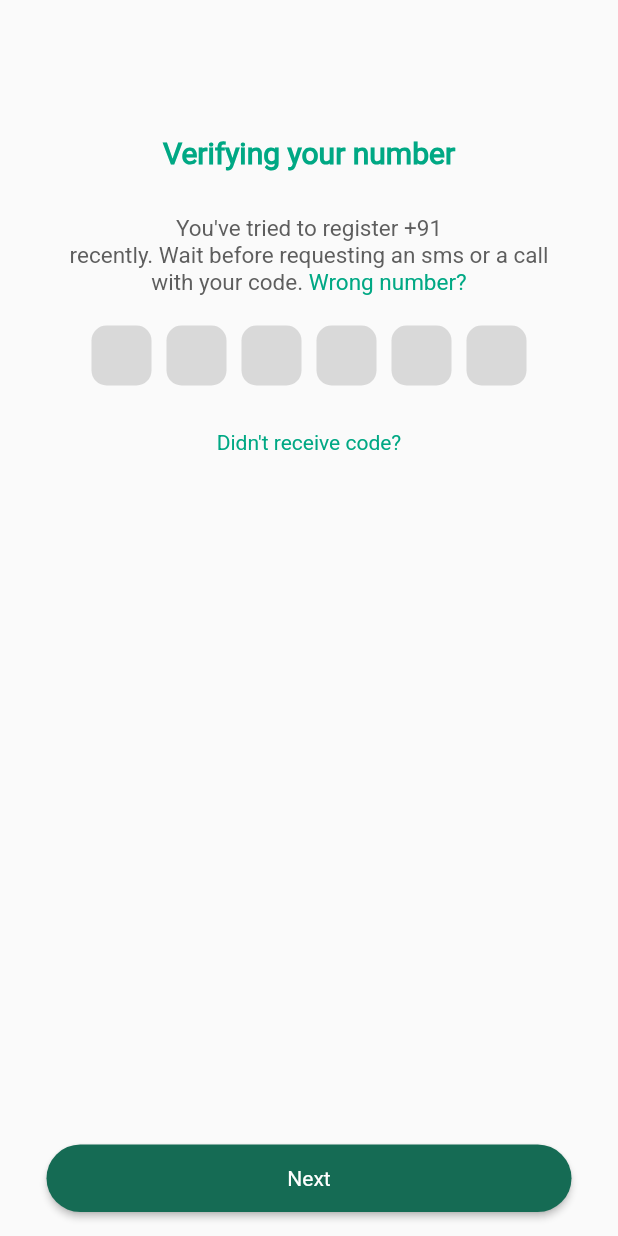
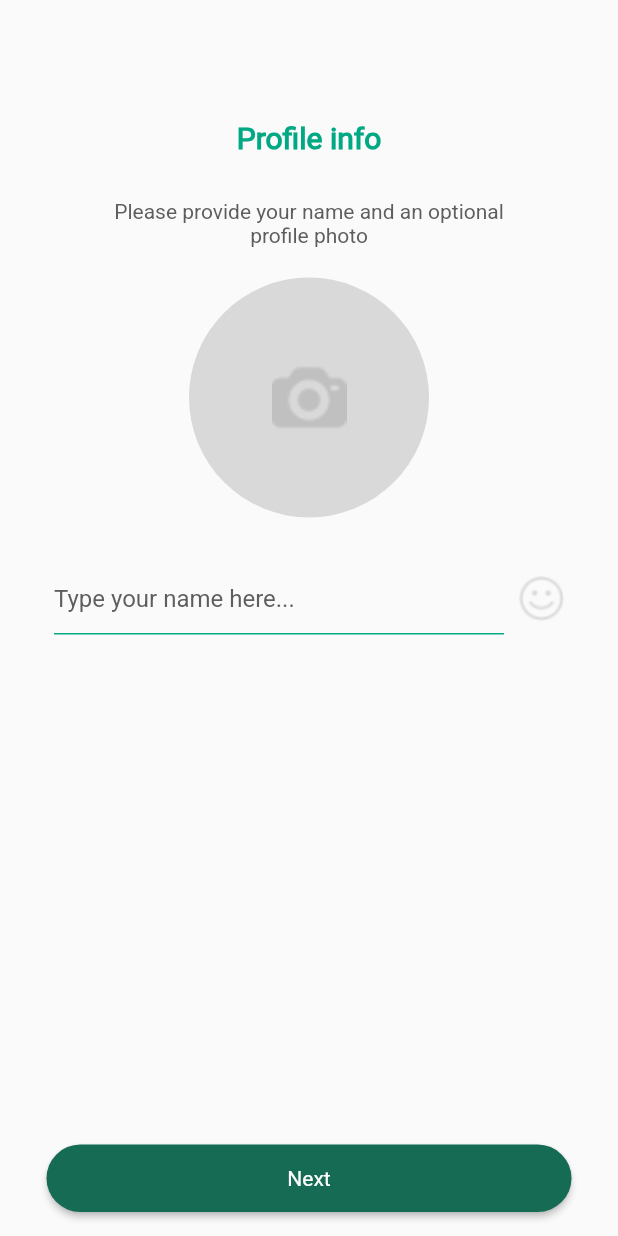
Before and after one commit to sujeet110206/WhatsApp-Clone, a Flutter app: the OTPScreen screen opened directly with empty values, after a tap on "Next", on a phone screen of 412 x 824 dp. Run offline on Flutter 3.47's test engine with Material 3 defaults, Android fonts, the phone set to English and light mode, and no system bars; our stand-ins replace image_picker.

Commit message:
Profile Screen Completed

```diff
--- a/lib/Screens/OTP/otpscreen.dart
+++ b/lib/Screens/OTP/otpscreen.dart
@@ -1,8 +1,8 @@
 import 'package:flutter/material.dart';
+import 'package:whatsapp_clone/Screens/Profile/profilescreen.dart';
 import 'package:whatsapp_clone/Widgets/uihelper.dart';
 
 class OTPScreen extends StatelessWidget {
-
   String phoneNumber;
 
   OTPScreen({required this.phoneNumber});
@@ -70,13 +70,23 @@ class OTPScreen extends StatelessWidget {
               ],
             ),
             SizedBox(height: 30),
-            UiHelper.CustomText(text: "Didn't receive code?", height: 14, color: Color(0XFF00A884)),
+            UiHelper.CustomText(
+              text: "Didn't receive code?",
+              height: 14,
+              color: Color(0XFF00A884),
+            ),
           ],
         ),
       ),
-      floatingActionButton: UiHelper.CustomButton(callback: () {
-
-      }, buttonname: "Next"),
+      floatingActionButton: UiHelper.CustomButton(
+        callback: () {
+          Navigator.push(
+            context,
+            MaterialPageRoute(builder: (context) => ProfileScreen()),
+          );
+        },
+        buttonname: "Next",
+      ),
       floatingActionButtonLocation: FloatingActionButtonLocation.centerFloat,
     );
   }
--- /dev/null
+++ b/lib/Screens/Profile/profilescreen.dart
@@ -0,0 +1,158 @@
+import 'dart:io';
+
+import 'package:flutter/material.dart';
+import 'package:image_picker/image_picker.dart';
+import 'package:whatsapp_clone/Widgets/uihelper.dart';
+
+class ProfileScreen extends StatefulWidget {
+  @override
+  State<ProfileScreen> createState() => _ProfileScreenState();
+}
+
+class _ProfileScreenState extends State<ProfileScreen> {
+  TextEditingController nameController = TextEditingController();
+
+  File? pickedImage;
+
+  @override
+  Widget build(BuildContext context) {
+    return Scaffold(
+      body: Center(
+        child: Column(
+          children: [
+            SizedBox(height: 80),
+            UiHelper.CustomText(
+              text: "Profile info",
+              height: 20,
+              color: Color(0XFF00A884),
+              fontweight: FontWeight.bold,
+            ),
+            SizedBox(height: 30),
+            UiHelper.CustomText(
+              text: "Please provide your name and an optional",
+              height: 14,
+            ),
+            UiHelper.CustomText(text: "profile photo", height: 14),
+            SizedBox(height: 20),
+            GestureDetector(
+              onTap: () {
+                _openBottom(context);
+              },
+              child: pickedImage == null? CircleAvatar(
+                radius: 80,
+                backgroundColor: Color(0XFFD9D9D9),
+                child: Image.asset(
+                  "assets/images/photo-camera 1.png",
+                  height: 50,
+                  fit: BoxFit.cover,
+                ),
+              ) : CircleAvatar(
+                radius: 80,
+                backgroundImage: FileImage(pickedImage!),
+              ),
+            ),
+            SizedBox(height: 30),
+            Row(
+              mainAxisAlignment: MainAxisAlignment.center,
+              children: [
+                SizedBox(
+                  width: 300,
+                  child: TextField(
+                    keyboardType: TextInputType.name,
+                    controller: nameController,
+                    decoration: InputDecoration(
+                      hintText: "Type your name here...",
+                      hintStyle: TextStyle(color: Color(0XFF5E5E5E)),
+                      border: UnderlineInputBorder(
+                        borderSide: BorderSide(color: Color(0XFF05AA82)),
+                      ),
+                      enabledBorder: UnderlineInputBorder(
+                        borderSide: BorderSide(color: Color(0XFF05AA82)),
+                      ),
+                      focusedBorder: UnderlineInputBorder(
+                        borderSide: BorderSide(color: Color(0XFF05AA82)),
+                      ),
+                    ),
+                  ),
+                ),
+                SizedBox(width: 10),
+                Image.asset("assets/images/happy-face 1.png"),
+              ],
+            ),
+          ],
+        ),
+      ),
+      floatingActionButton: UiHelper.CustomButton(
+        callback: () {},
+        buttonname: "Next",
+      ),
+      floatingActionButtonLocation: FloatingActionButtonLocation.centerFloat,
+    );
+  }
+
+  _openBottom(BuildContext context) {
+    return showModalBottomSheet(
+      context: context,
+      builder: (BuildContext context) {
+        return Container(
+          height: 200,
+          width: 200,
+          child: Column(
+            mainAxisAlignment: MainAxisAlignment.center,
+            children: [
+              Row(
+                mainAxisAlignment: MainAxisAlignment.spaceEvenly,
+                children: [
+                  IconButton(
+                    onPressed: () {
+                      _pickerImage(ImageSource.camera);
+                    },
+                    icon: Icon(
+                      Icons.camera_alt,
+                      size: 70,
+                      color: Colors.grey
+                    ),
+                  ),
+                  IconButton(
+                    onPressed: () {
+                      _pickerImage(ImageSource.gallery);
+                    },
+                    icon: Icon(
+                      Icons.image,
+                      size: 70,
+                      color: Colors.grey
+                    ),
+                  ),
+                ],
+              ),
+            ],
+          ),
+        );
+      },
+    );
+  }
+
+  _pickerImage(ImageSource imageSource) async {
+    try {
+      final photo = await ImagePicker().pickImage(source: imageSource);
+      if (photo == null) {
+        return;
+      }
+      final tempImage = File(photo.path);
+      setState(() {
+        pickedImage = tempImage;
+      });
+    } catch (ex) {
+      return ScaffoldMessenger.of(
+        context
+      ).showSnackBar(
+        SnackBar(
+          content: Text(
+            ex.toString()
+          ),
+          backgroundColor: Color(0XFF00A884),
+        )
+      );
+    }
+  }
+}
--- a/pubspec.yaml
+++ b/pubspec.yaml
@@ -34,6 +34,7 @@ dependencies:
   # The following adds the Cupertino Icons font to your application.
   # Use with the CupertinoIcons class for iOS style icons.
   cupertino_icons: ^1.0.8
+  image_picker: ^1.2.0
 
 dev_dependencies:
   flutter_test:
```
Also changed, not shown: assets/images/happy-face 1.png (added), assets/images/photo-camera 1.png (added), pubspec.lock, 1 other file.
